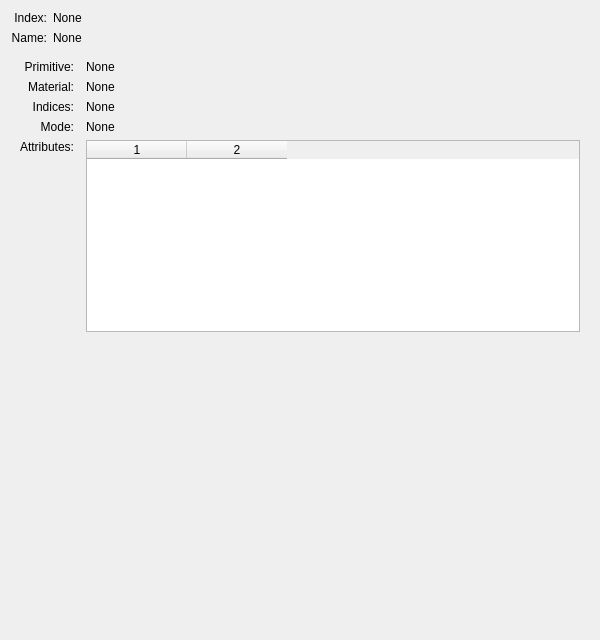
Before: the Qt Designer form pagemesh.ui in fferri/GLTF-Tool, drawn with Qt 5.
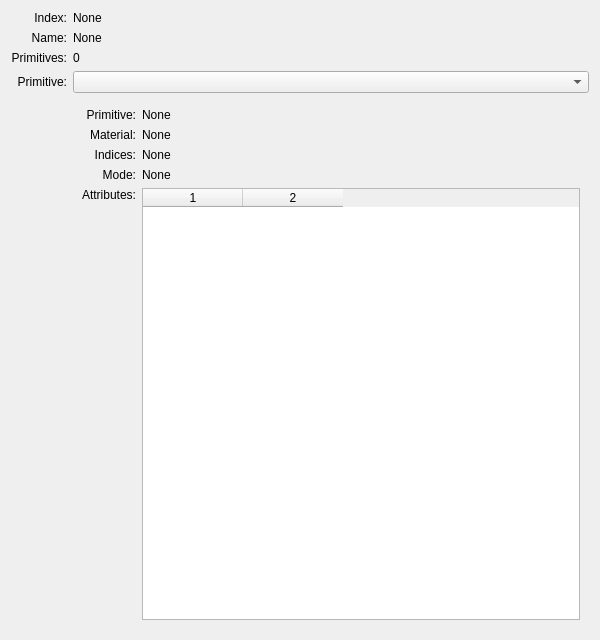
After: the same form once the commit is applied. The open tabs and pages were chosen to show the change.

Commit message: pack primitive < mesh

```diff
--- a/pagemesh.ui
+++ b/pagemesh.ui
@@ -13,55 +13,8 @@
   <property name="windowTitle">
    <string>Form</string>
   </property>
-  <layout class="QGridLayout" name="gridLayout">
-   <item row="0" column="0">
-    <widget class="QLabel" name="indexLabel">
-     <property name="text">
-      <string>Index:</string>
-     </property>
-     <property name="alignment">
-      <set>Qt::AlignRight|Qt::AlignTop|Qt::AlignTrailing</set>
-     </property>
-    </widget>
-   </item>
-   <item row="0" column="1">
-    <widget class="QLabel" name="index">
-     <property name="text">
-      <string>None</string>
-     </property>
-    </widget>
-   </item>
-   <item row="1" column="0">
-    <widget class="QLabel" name="nameLabel">
-     <property name="text">
-      <string>Name:</string>
-     </property>
-     <property name="alignment">
-      <set>Qt::AlignRight|Qt::AlignTop|Qt::AlignTrailing</set>
-     </property>
-    </widget>
-   </item>
-   <item row="1" column="1">
-    <widget class="QLabel" name="name">
-     <property name="sizePolicy">
-      <sizepolicy hsizetype="Expanding" vsizetype="Minimum">
-       <horstretch>0</horstretch>
-       <verstretch>0</verstretch>
-      </sizepolicy>
-     </property>
-     <property name="text">
-      <string>None</string>
-     </property>
-     <property name="wordWrap">
-      <bool>true</bool>
-     </property>
-    </widget>
-   </item>
+  <layout class="QGridLayout" name="gridLayout_2">
    <item row="2" column="0" colspan="2">
-    <widget class="QStackedWidget" name="stackedWidget">
-     <widget class="QWidget" name="pageOverview">
-      <layout class="QGridLayout" name="gridLayout_10">
-       <item row="0" column="0">
         <widget class="QLabel" name="primitivesLabel">
          <property name="text">
           <string>Primitives:</string>
@@ -71,7 +24,7 @@
          </property>
         </widget>
        </item>
-       <item row="0" column="1">
+   <item row="2" column="2">
         <widget class="QLabel" name="primitives">
          <property name="sizePolicy">
           <sizepolicy hsizetype="Preferred" vsizetype="Preferred">
@@ -84,37 +37,22 @@
          </property>
         </widget>
        </item>
-       <item row="1" column="0" colspan="2">
-        <widget class="QLabel" name="primitivesFill">
-         <property name="sizePolicy">
-          <sizepolicy hsizetype="Preferred" vsizetype="Preferred">
-           <horstretch>0</horstretch>
-           <verstretch>1</verstretch>
-          </sizepolicy>
-         </property>
+   <item row="3" column="0" colspan="2">
+    <widget class="QLabel" name="primitiveLabel">
          <property name="text">
-          <string/>
-         </property>
-        </widget>
-       </item>
-      </layout>
-     </widget>
-     <widget class="QWidget" name="pagePrimitive">
-      <layout class="QGridLayout" name="gridLayout_11">
-       <item row="2" column="2">
-        <widget class="QLabel" name="primitiveIndices">
-         <property name="text">
-          <string>None</string>
+      <string>Primitive:</string>
+     </property>
+     <property name="alignment">
+      <set>Qt::AlignRight|Qt::AlignTrailing|Qt::AlignVCenter</set>
          </property>
         </widget>
        </item>
        <item row="3" column="2">
-        <widget class="QLabel" name="primitiveMode">
-         <property name="text">
-          <string>None</string>
-         </property>
-        </widget>
-       </item>
+    <widget class="QComboBox" name="primitive"/>
+   </item>
+   <item row="4" column="2">
+    <widget class="QWidget" name="primitiveWidget" native="true">
+     <layout class="QGridLayout" name="gridLayout">
        <item row="0" column="0">
         <widget class="QLabel" name="primitiveIndexLabel">
          <property name="text">
@@ -125,6 +63,30 @@
          </property>
         </widget>
        </item>
+      <item row="0" column="1">
+       <widget class="QLabel" name="primitiveIndex">
+        <property name="text">
+         <string>None</string>
+        </property>
+       </widget>
+      </item>
+      <item row="1" column="0">
+       <widget class="QLabel" name="primitiveMaterialLabel">
+        <property name="text">
+         <string>Material:</string>
+        </property>
+        <property name="alignment">
+         <set>Qt::AlignRight|Qt::AlignTop|Qt::AlignTrailing</set>
+        </property>
+       </widget>
+      </item>
+      <item row="1" column="1">
+       <widget class="QLabel" name="primitiveMaterial">
+        <property name="text">
+         <string>None</string>
+        </property>
+       </widget>
+      </item>
        <item row="2" column="0">
         <widget class="QLabel" name="primitiveIndicesLabel">
          <property name="text">
@@ -135,6 +97,13 @@
          </property>
         </widget>
        </item>
+      <item row="2" column="1">
+       <widget class="QLabel" name="primitiveIndices">
+        <property name="text">
+         <string>None</string>
+        </property>
+       </widget>
+      </item>
        <item row="3" column="0">
         <widget class="QLabel" name="primitiveModeLabel">
          <property name="text">
@@ -145,13 +114,10 @@
          </property>
         </widget>
        </item>
-       <item row="1" column="0">
-        <widget class="QLabel" name="primitiveMaterialLabel">
+      <item row="3" column="1">
+       <widget class="QLabel" name="primitiveMode">
          <property name="text">
-          <string>Material:</string>
-         </property>
-         <property name="alignment">
-          <set>Qt::AlignRight|Qt::AlignTop|Qt::AlignTrailing</set>
+         <string>None</string>
          </property>
         </widget>
        </item>
@@ -165,27 +131,7 @@
          </property>
         </widget>
        </item>
-       <item row="1" column="2">
-        <widget class="QLabel" name="primitiveMaterial">
-         <property name="text">
-          <string>None</string>
-         </property>
-        </widget>
-       </item>
-       <item row="5" column="0" colspan="3">
-        <widget class="QLabel" name="primitiveFill">
-         <property name="sizePolicy">
-          <sizepolicy hsizetype="Preferred" vsizetype="Preferred">
-           <horstretch>0</horstretch>
-           <verstretch>1</verstretch>
-          </sizepolicy>
-         </property>
-         <property name="text">
-          <string/>
-         </property>
-        </widget>
-       </item>
-       <item row="4" column="2">
+      <item row="4" column="1">
         <widget class="QTableWidget" name="primitiveAttributes">
          <property name="columnCount">
           <number>2</number>
@@ -197,15 +143,50 @@
          <column/>
         </widget>
        </item>
+     </layout>
+    </widget>
+   </item>
+   <item row="1" column="2">
+    <widget class="QLabel" name="name">
+     <property name="sizePolicy">
+      <sizepolicy hsizetype="Expanding" vsizetype="Minimum">
+       <horstretch>0</horstretch>
+       <verstretch>0</verstretch>
+      </sizepolicy>
+     </property>
+     <property name="text">
+      <string>None</string>
+     </property>
+     <property name="wordWrap">
+      <bool>true</bool>
+     </property>
+    </widget>
+   </item>
        <item row="0" column="2">
-        <widget class="QLabel" name="primitiveIndex">
+    <widget class="QLabel" name="index">
          <property name="text">
           <string>None</string>
          </property>
         </widget>
        </item>
-      </layout>
-     </widget>
+   <item row="1" column="0" colspan="2">
+    <widget class="QLabel" name="nameLabel">
+     <property name="text">
+      <string>Name:</string>
+     </property>
+     <property name="alignment">
+      <set>Qt::AlignRight|Qt::AlignTop|Qt::AlignTrailing</set>
+     </property>
+    </widget>
+   </item>
+   <item row="0" column="0" colspan="2">
+    <widget class="QLabel" name="indexLabel">
+     <property name="text">
+      <string>Index:</string>
+     </property>
+     <property name="alignment">
+      <set>Qt::AlignRight|Qt::AlignTop|Qt::AlignTrailing</set>
+     </property>
     </widget>
    </item>
   </layout>
```
Lines whose indentation alone changed are shown as unchanged. The commit also changes 32 other files.
